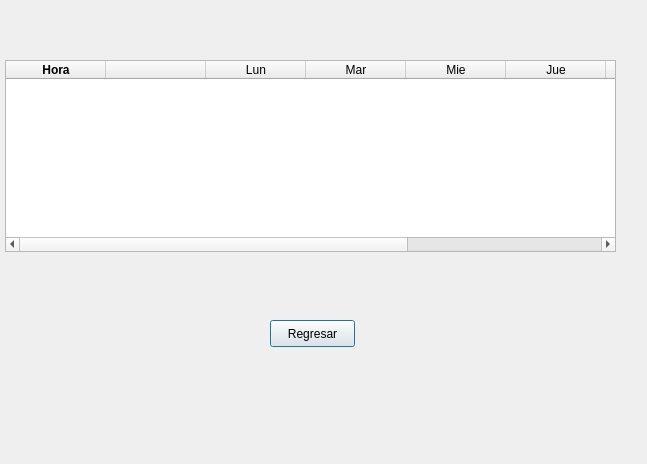
This is omega/omega/cronograma.ui in orianapedroza/proyectoLM1 as Qt 5 draws it before an edit. The edited form follows.
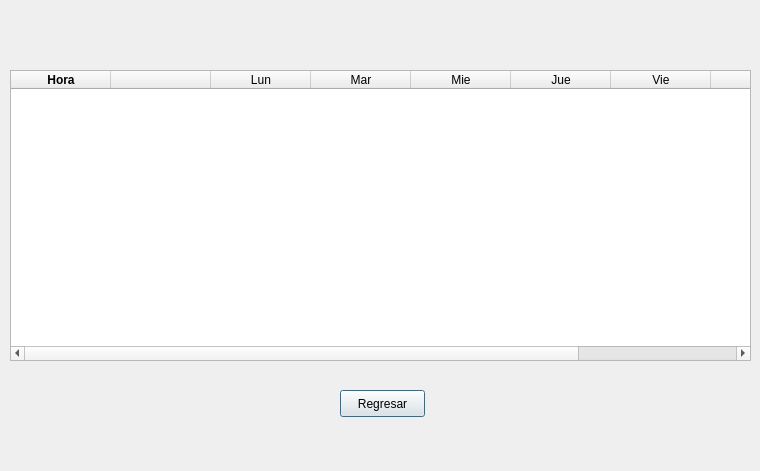
This is the edited form.

What changed in the file:
```diff
--- a/omega/omega/cronograma.ui
+++ b/omega/omega/cronograma.ui
@@ -6,8 +6,8 @@
    <rect>
     <x>0</x>
     <y>0</y>
-    <width>647</width>
-    <height>464</height>
+    <width>760</width>
+    <height>471</height>
    </rect>
   </property>
   <property name="windowTitle">
@@ -16,10 +16,10 @@
   <widget class="QTableWidget" name="tableWidget">
    <property name="geometry">
     <rect>
-     <x>5</x>
-     <y>60</y>
-     <width>611</width>
-     <height>192</height>
+     <x>10</x>
+     <y>70</y>
+     <width>741</width>
+     <height>291</height>
     </rect>
    </property>
    <property name="minimumSize">
@@ -93,8 +93,8 @@
   <widget class="QPushButton" name="regresar">
    <property name="geometry">
     <rect>
-     <x>270</x>
-     <y>320</y>
+     <x>340</x>
+     <y>390</y>
      <width>85</width>
      <height>27</height>
     </rect>
```
